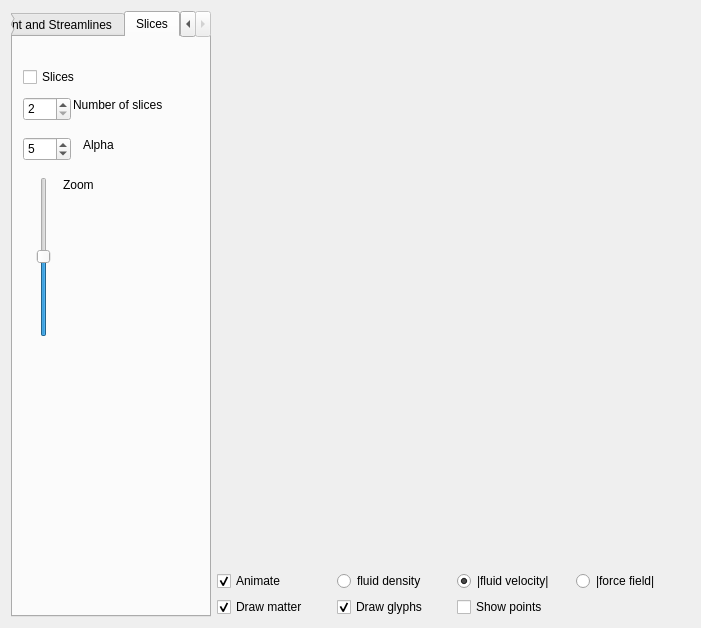
Before: the Qt Designer form window.ui in npklein/scientific_visualization, drawn with Qt 5.
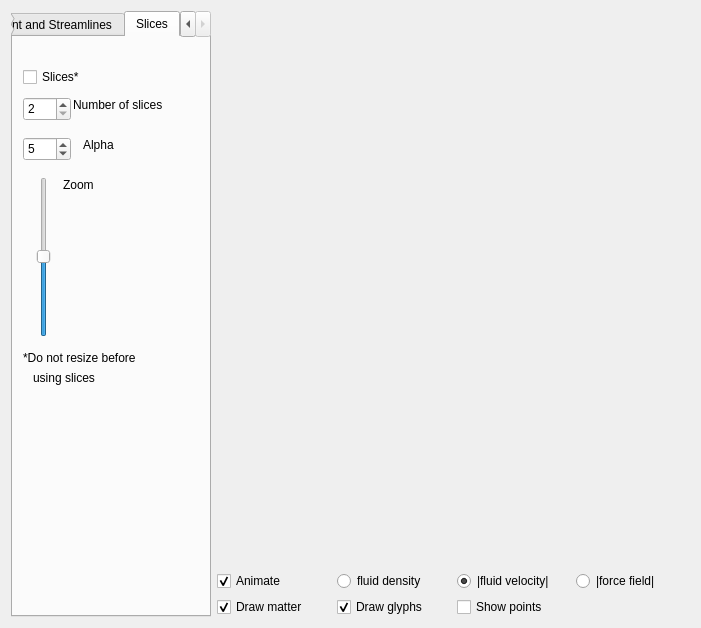
After: the same form once the commit is applied. Custom widgets are drawn as their Qt base class.

Commit message: Add label to notify that you shouldnt resize

Patch:
```diff
--- a/window.ui
+++ b/window.ui
@@ -1085,7 +1085,7 @@
         </rect>
        </property>
        <property name="text">
-        <string>Slices</string>
+        <string>Slices*</string>
        </property>
       </widget>
       <widget class="QSlider" name="verticalSlider">
@@ -1117,6 +1117,32 @@
         <string>Zoom</string>
        </property>
       </widget>
+      <widget class="QLabel" name="label_19">
+       <property name="geometry">
+        <rect>
+         <x>10</x>
+         <y>290</y>
+         <width>141</width>
+         <height>61</height>
+        </rect>
+       </property>
+       <property name="text">
+        <string>*Do not resize before</string>
+       </property>
+      </widget>
+      <widget class="QLabel" name="label_20">
+       <property name="geometry">
+        <rect>
+         <x>20</x>
+         <y>310</y>
+         <width>141</width>
+         <height>61</height>
+        </rect>
+       </property>
+       <property name="text">
+        <string>using slices</string>
+       </property>
+      </widget>
      </widget>
     </widget>
    </item>
```
The commit also changes 1 other file.
